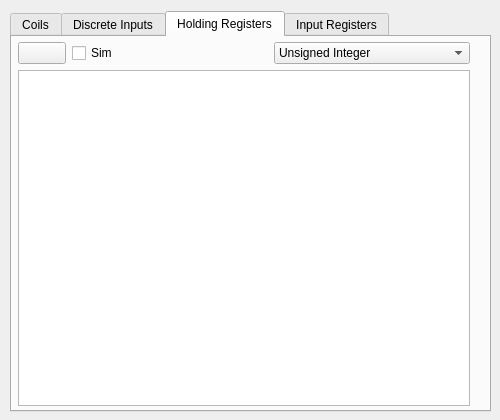
Old version of the form ui/mbdata.ui in the repository KunYi/pymodslave.
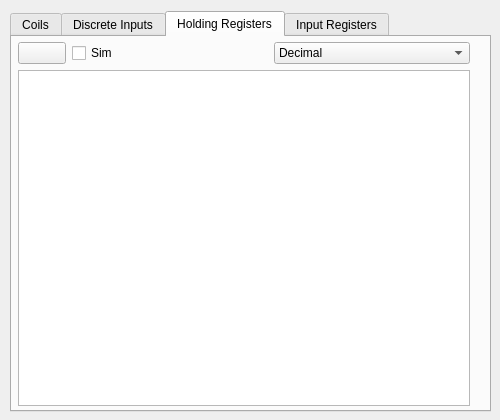
New version of the form. The open tabs and pages were chosen to show the change. Icons and pictures are not drawn.

Diff of the .ui file:
```diff
--- a/ui/mbdata.ui
+++ b/ui/mbdata.ui
@@ -250,7 +250,7 @@
            </property>
            <item>
             <property name="text">
-             <string>Unsigned Integer</string>
+             <string>Decimal</string>
             </property>
            </item>
            <item>
```
Left out of the diff: 2 changed lines with no effect on the pictures.
